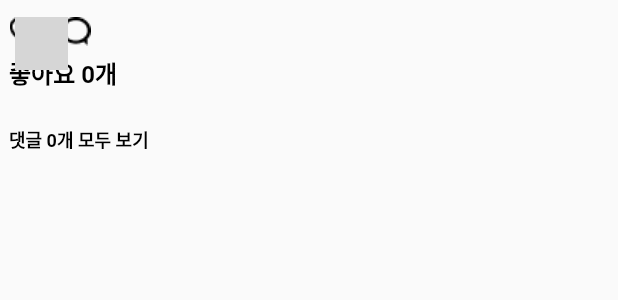
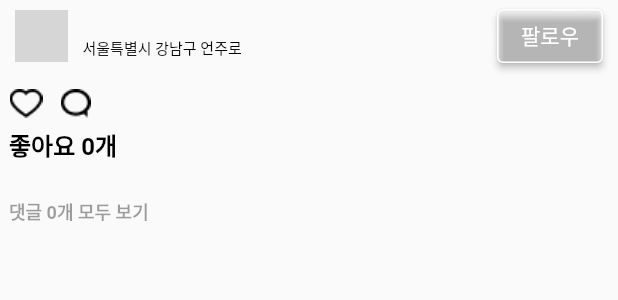
Before and after one commit to Kitjdeh/areastory, a Flutter app: the ArticleComponent widget shown alone on an empty page, opened directly with empty values, on a phone screen of 412 x 824 dp. Shown: the top 300 px of the screen. Run offline on Flutter 3.47's test engine with Material 2 defaults, Android fonts, the phone set to English and light mode, and no system bars; our stand-ins replace beamer, image_picker; network calls fail; grey boxes are pictures that could not be loaded.

Commit message:
feat: sns UI

```diff
--- a/front/lib/component/sns/article.dart
+++ b/front/lib/component/sns/article.dart
@@ -1,3 +1,4 @@
+import 'package:beamer/beamer.dart';
 import 'package:flutter/material.dart';
 
 class ArticleComponent extends StatefulWidget {
@@ -41,20 +42,9 @@ class _ArticleComponentState extends State<ArticleComponent> {
 
     return Column(
       children: [
-        Container(
-          height: widget.height,
-          decoration: BoxDecoration(
-            image: DecorationImage(
-              fit: BoxFit.cover,
-              image: NetworkImage(widget.image),
-            ),
-          ),
-          child: Column(
+        Column(
           crossAxisAlignment: CrossAxisAlignment.stretch,
           children: [
-              SizedBox(
-                height: 5,
-              ),
             Padding(
               padding: EdgeInsets.symmetric(
                 horizontal: 10,
@@ -84,14 +74,14 @@ class _ArticleComponentState extends State<ArticleComponent> {
                             style: TextStyle(
                               fontSize: 13,
                               fontWeight: FontWeight.bold,
-                                color: Colors.white,
+                              color: Colors.black,
                             ),
                           ),
                           Text(
                             '서울특별시 강남구 언주로',
                             style: TextStyle(
                               fontSize: 10,
-                                color: Colors.white,
+                              color: Colors.black,
                             ),
                           ),
                         ],
@@ -102,10 +92,8 @@ class _ArticleComponentState extends State<ArticleComponent> {
                     onPressed: () {},
                     style: ElevatedButton.styleFrom(
                       primary: Colors.transparent, // 버튼의 배경색을 투명색으로 설정
-                        onSurface:
-                            Colors.transparent, // 눌렸을 때 버튼의 표면색을 투명색으로 설정
-                        side:
-                            BorderSide(color: Colors.white), // 보더 색상을 하얀색으로 설정
+                      onSurface: Colors.transparent, // 눌렸을 때 버튼의 표면색을 투명색으로 설정
+                      side: BorderSide(color: Colors.white), // 보더 색상을 하얀색으로 설정
                     ),
                     child: Text(
                       '팔로우',
@@ -118,6 +106,14 @@ class _ArticleComponentState extends State<ArticleComponent> {
               ),
             ),
           ],
+        ),
+        Container(
+          height: widget.height,
+          decoration: BoxDecoration(
+            image: DecorationImage(
+              fit: BoxFit.cover,
+              image: NetworkImage(widget.image),
+            ),
           ),
         ),
         Container(
@@ -142,9 +138,14 @@ class _ArticleComponentState extends State<ArticleComponent> {
                           height: 30,
                         ),
                       ),
-                      Image.asset(
+                      GestureDetector(
+                        onTap: () {
+                          Beamer.of(context).beamToNamed('/sns/comment');
+                        },
+                        child: Image.asset(
                           'asset/img/comment.png',
                           height: 30,
+                        ),
                       ),
                     ],
                   ),
@@ -152,12 +153,17 @@ class _ArticleComponentState extends State<ArticleComponent> {
                     padding: EdgeInsets.symmetric(
                       horizontal: 6,
                     ),
+                    child: GestureDetector(
+                      onTap: () {
+                        Beamer.of(context).beamToNamed('/sns/like');
+                      },
                       child: Text(
                         '좋아요 ' + widget.likeCount.toString() + '개',
                         style: TextStyle(
                           color: Colors.black,
                           fontSize: 16,
                           fontWeight: FontWeight.bold,
+                        ),
                       ),
                     ),
                   ),
@@ -239,12 +245,17 @@ class _ArticleComponentState extends State<ArticleComponent> {
                     SizedBox(
                       height: 5,
                     ),
-                    Text(
+                    GestureDetector(
+                      onTap: () {
+                        Beamer.of(context).beamToNamed('/sns/comment');
+                      },
+                      child: Text(
                         '댓글 ${widget.commentCount}개 모두 보기',
                         style: TextStyle(
                           fontSize: 12,
                           fontWeight: FontWeight.bold,
-                        color: Colors.black,
+                          color: Colors.black38,
+                        ),
                       ),
                     ),
                   ],
```
Also changed, not shown: front/lib/beamlocation/sns_location.dart (+12 -6 lines), front/lib/component/sns/comment/comment.dart (added, +24 -0 lines), front/lib/component/sns/comment/like.dart (added, +24 -0 lines). Lines whose indentation alone changed are shown as unchanged.
